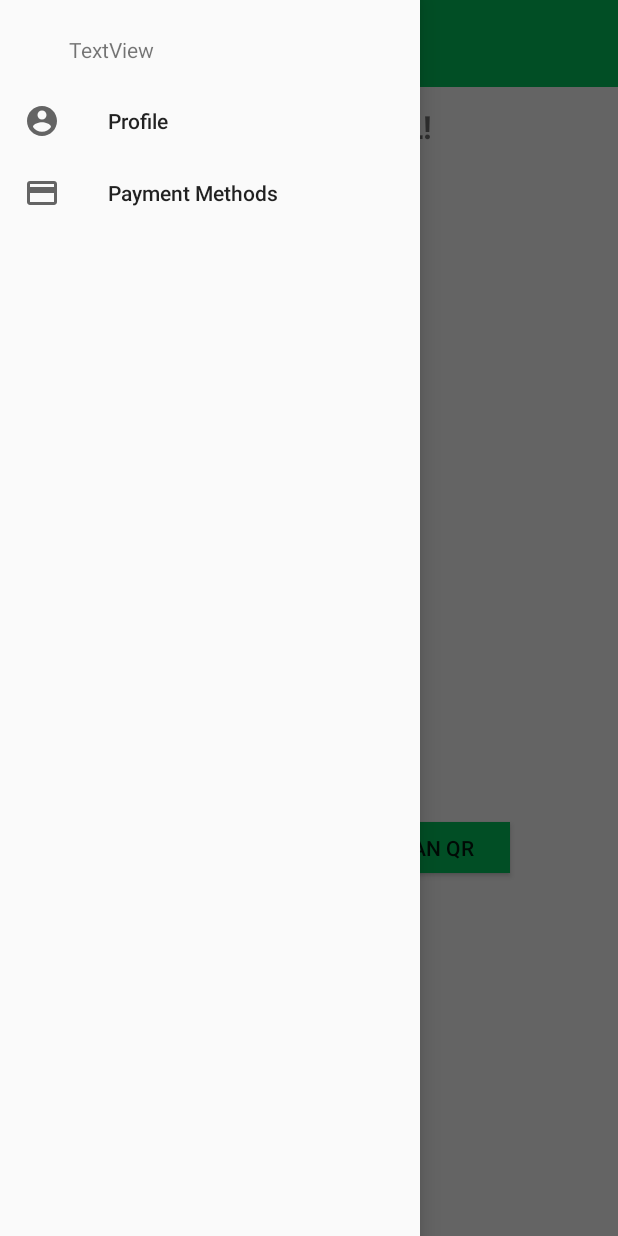
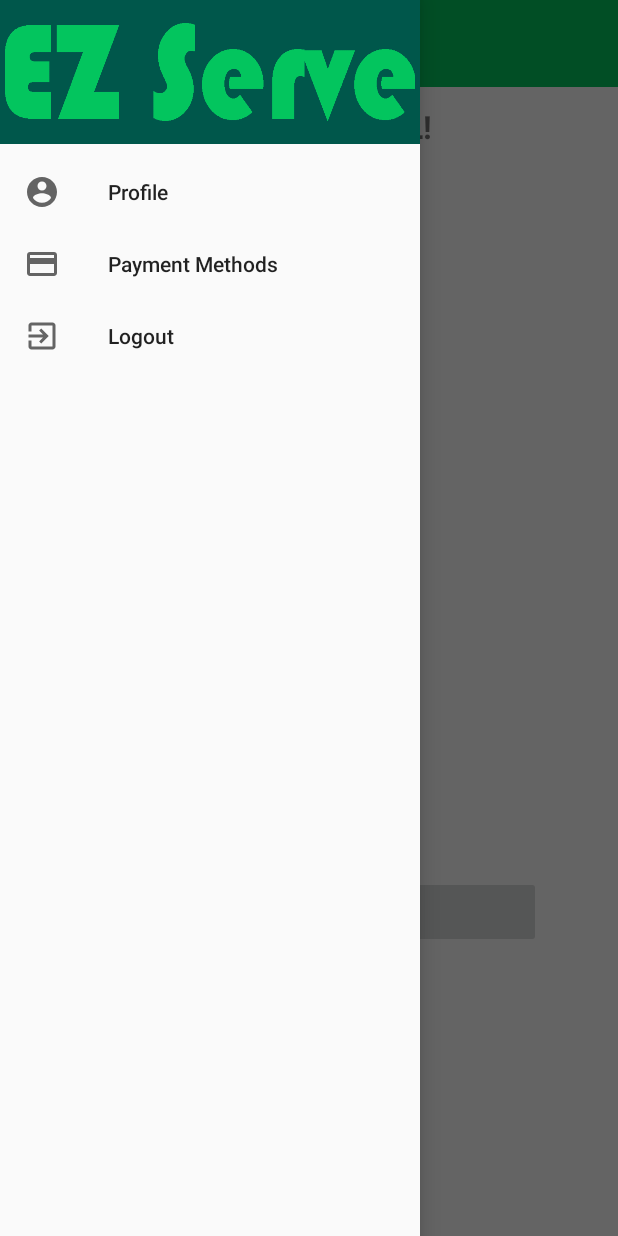
Before and after one commit to mbarbier9/EZServe, an Android app: the screen it shows after launch once a user with an empty profile is signed in (CustomerMainActivity), with the side drawer open, on a phone screen of 412 x 824 dp. Run offline under Robolectric (Android 15) with nearby library versions, the phone set to English and light mode, and no system bars; our stand-ins replace Firebase (no records; nobody signed in at launch, a user with empty details on screens opened directly); libraries missing offline, so code that uses them is left out: com.google.zxing.integration, com.simplify.android.

Commit message:
Payment System

```diff
--- a/app/build.gradle
+++ b/app/build.gradle
@@ -39,6 +39,7 @@ dependencies {
     implementation 'com.simplify:simplify-android:3.0.0'
     implementation 'com.android.support:recyclerview-v7:28.0.0'
     implementation 'com.android.support:cardview-v7:28.0.0'
+    implementation 'com.android.volley:volley:1.1.1'
 
 }
 apply plugin: 'com.google.gms.google-services'
--- a/app/src/main/AndroidManifest.xml
+++ b/app/src/main/AndroidManifest.xml
@@ -9,6 +9,7 @@
     <uses-feature android:name="android.hardware.camera" />
 
     <application
+        android:usesCleartextTraffic="true"
         android:allowBackup="true"
         android:icon="@mipmap/ic_launcher"
         android:label="@string/app_name"
--- a/app/src/main/java/com/example/ezserve/BillHistory.java
+++ b/app/src/main/java/com/example/ezserve/BillHistory.java
@@ -1,14 +1,14 @@
 package com.example.ezserve;
 
 public class BillHistory {
-    private String date, restaurant, total;
+    private String date, restaurant;
+    private float total;
 
     public BillHistory() {
 
-
     }
 
-    public BillHistory(String date, String restaurant, String total) {
+    public BillHistory(String date, String restaurant, float total) {
         this.date = date;
         this.restaurant = restaurant;
         this.total = total;
@@ -31,11 +31,11 @@ public class BillHistory {
         this.restaurant = restaurant;
     }
 
-    public String getTotal() {
+    public float getTotal() {
         return total;
     }
 
-    public void setTotal(String total) {
+    public void setTotal(float total) {
         this.total = total;
     }
 }
--- a/app/src/main/java/com/example/ezserve/CustomerMainActivity.java
+++ b/app/src/main/java/com/example/ezserve/CustomerMainActivity.java
@@ -1,6 +1,9 @@
 package com.example.ezserve;
 
 import android.app.Activity;
+import android.app.AlertDialog;
+import android.app.ProgressDialog;
+import android.content.DialogInterface;
 import android.content.Intent;
 import android.provider.ContactsContract;
 import android.support.annotation.NonNull;
@@ -20,6 +23,7 @@ import android.widget.ArrayAdapter;
 import android.widget.BaseAdapter;
 import android.widget.Button;
 import android.widget.EditText;
+import android.widget.ImageButton;
 import android.widget.ListView;
 import android.widget.TextView;
 import android.widget.Toast;
@@ -45,7 +49,7 @@ import java.util.Map;
 public class CustomerMainActivity extends AppCompatActivity implements View.OnClickListener {
 
     private FirebaseAuth firebaseAuth;
-    private Button signOut, scanQR;
+    private ImageButton scanQR;
     private TextView welcomeText;
     DatabaseReference ref, billRef, tableRef;
     private FirebaseDatabase firebaseDatabase;
@@ -54,19 +58,15 @@ public class CustomerMainActivity extends AppCompatActivity implements View.OnCl
     private ArrayList<String> billList;
     private ArrayAdapter<String> adapterR;
     BillHistory billHistory;
-    Simplify simplify;
     private DrawerLayout drawerLayout;
+    private ProgressDialog progressDialog;
 
 
     @Override
     protected void onCreate(Bundle savedInstanceState) {
         super.onCreate(savedInstanceState);
         setContentView(R.layout.activity_customer_main);
-
-        //Payment System
-        simplify = new Simplify();
-        simplify.setApiKey("sbpb_ZWQ0M2Q4ZWMtMmJhOC00N2ZjLThjMGMtYjljYTJkMWM2NzFm");
-
+        progressDialog = new ProgressDialog(this);
         //DRAWER AND TOOLBAR
         drawerLayout = findViewById(R.id.drawer_layout);
 
@@ -83,7 +83,7 @@ public class CustomerMainActivity extends AppCompatActivity implements View.OnCl
                     @Override
                     public boolean onNavigationItemSelected(MenuItem menuItem) {
                         // set item as selected to persist highlight
-                        menuItem.setChecked(true);
+                        menuItem.setChecked(false);
                         // close drawer when item is tapped
                         drawerLayout.closeDrawers();
 
@@ -95,13 +95,14 @@ public class CustomerMainActivity extends AppCompatActivity implements View.OnCl
                             case R.id.nav_payment:
                                 startActivity(new Intent(CustomerMainActivity.this, payments.class));
                                 return true;
+                            case R.id.nav_logout:
+                                logout();
+                                return true;
                             default:
                                 return true;
                         }
                     }
                 });
-
-        //DRAWER AND TOOLBAR
 
         firebaseAuth = firebaseAuth.getInstance();
         userId = firebaseAuth.getCurrentUser().getUid();
@@ -110,7 +111,7 @@ public class CustomerMainActivity extends AppCompatActivity implements View.OnCl
         billRef = firebaseDatabase.getInstance().getReference("Users").child(userId).child("Bills");
 
         userCustomer = new userCustomer();
-        scanQR = (Button) findViewById(R.id.connectToTable);
+        scanQR = (ImageButton) findViewById(R.id.connectToTable);
         scanQR.setOnClickListener(this);
 
         //Get status of user and send to main activity if user is signed out
@@ -120,16 +121,13 @@ public class CustomerMainActivity extends AppCompatActivity implements View.OnCl
             startActivity(new Intent(this, MainActivity.class));
         }
 
-        signOut = (Button) findViewById(R.id.signOutCustomer);
-        signOut.setOnClickListener(this);
 
-        scanQR = (Button) findViewById(R.id.connectToTable);
+        scanQR = (ImageButton) findViewById(R.id.connectToTable);
         scanQR.setOnClickListener(this);
-
-
 
         welcomeTextView();
         billListView();
+
     }
 
     @Override
@@ -144,6 +142,8 @@ public class CustomerMainActivity extends AppCompatActivity implements View.OnCl
 
 
     public void welcomeTextView(){
+        progressDialog.setMessage("Loading...");
+        progressDialog.show();
         //Get First Name and welcome the user
         welcomeText = (TextView) findViewById(R.id.welcomeCustomer);
         ref.addValueEventListener(new ValueEventListener() {
@@ -157,7 +157,6 @@ public class CustomerMainActivity extends AppCompatActivity implements View.OnCl
 
             }
         });
-
     }
 
     public void billListView(){
@@ -177,6 +176,7 @@ public class CustomerMainActivity extends AppCompatActivity implements View.OnCl
                             billHistory.getDate() + "\nTotal: $" + billHistory.getTotal());
                 }
                 customerList.setAdapter(adapterR);
+                progressDialog.cancel();
             }
 
             @Override
@@ -213,6 +213,7 @@ public class CustomerMainActivity extends AppCompatActivity implements View.OnCl
             }
         });
     }
+
     @Override
     protected void onActivityResult(int requestCode, int resultCode, Intent data) {
         IntentResult result = IntentIntegrator.parseActivityResult(requestCode, resultCode, data);
@@ -233,13 +234,13 @@ public class CustomerMainActivity extends AppCompatActivity implements View.OnCl
         }
     }
 
+    @Override
+    public void onBackPressed() {
+        logout();
+    }
 
     @Override
     public void onClick(View view) {
-        if(view == signOut){
-            firebaseAuth.signOut();
-            finish();
-        }
         if(view == scanQR){
             final Activity activity = this;
             IntentIntegrator integrator = new IntentIntegrator(activity);
@@ -251,4 +252,27 @@ public class CustomerMainActivity extends AppCompatActivity implements View.OnCl
             integrator.initiateScan();
         }
     }
+
+    private void logout(){
+        DialogInterface.OnClickListener dialogClickListener = new DialogInterface.OnClickListener() {
+            @Override
+            public void onClick(DialogInterface dialog, int which) {
+                switch (which){
+                    case DialogInterface.BUTTON_POSITIVE:
+                        firebaseAuth.signOut();
+                        finish();
+                        break;
+
+                    case DialogInterface.BUTTON_NEGATIVE:
+                        //Do nothing
+                        break;
+                }
+            }
+        };
+
+        AlertDialog.Builder builder = new AlertDialog.Builder(this);
+        builder.setMessage("Are you sure you want to exit?")
+                .setPositiveButton("Yes", dialogClickListener)
+                .setNegativeButton("No", dialogClickListener).show();
+    }
 }
--- a/app/src/main/java/com/example/ezserve/payments.java
+++ b/app/src/main/java/com/example/ezserve/payments.java
@@ -96,7 +96,8 @@ public class payments extends AppCompatActivity implements AdapterView.OnItemSel
             public void onDataChange(@NonNull DataSnapshot dataSnapshot) {
                 String number = dataSnapshot.child(Integer.toString(position)).child("number").getValue(String.class);
                 String name = dataSnapshot.child(Integer.toString(position)).child("name").getValue(String.class);
-                String exp = dataSnapshot.child(Integer.toString(position)).child("exp").getValue(String.class);
+                String exp_month = dataSnapshot.child(Integer.toString(position)).child("exp_month").getValue(String.class);
+                String exp_year = dataSnapshot.child(Integer.toString(position)).child("exp_year").getValue(String.class);
                 String type = dataSnapshot.child(Integer.toString(position)).child("type").getValue(String.class);
 
                 if (type.equals("Visa")) {
@@ -109,7 +110,7 @@ public class payments extends AppCompatActivity implements AdapterView.OnItemSel
 
                 cardNumber.setText(number.replace(" ", "   "));
                 cardName.setText(name.toUpperCase());
-                cardExp.setText(exp);
+                cardExp.setText(exp_month + "/" + exp_year);
             }
 
             @Override
--- a/app/src/main/java/com/example/ezserve/userProfile.java
+++ b/app/src/main/java/com/example/ezserve/userProfile.java
@@ -2,8 +2,6 @@ package com.example.ezserve;
 
 import android.os.Bundle;
 import android.support.annotation.NonNull;
-import android.support.design.widget.FloatingActionButton;
-import android.support.design.widget.Snackbar;
 import android.support.v7.app.AppCompatActivity;
 import android.support.v7.widget.Toolbar;
 import android.view.View;
--- /dev/null
+++ b/app/src/main/res/drawable/ic_logout.xml
@@ -0,0 +1,9 @@
+<vector xmlns:android="http://schemas.android.com/apk/res/android"
+        android:width="24dp"
+        android:height="24dp"
+        android:viewportWidth="24.0"
+        android:viewportHeight="24.0">
+    <path
+        android:fillColor="#FF000000"
+        android:pathData="M10.09,15.59L11.5,17l5,-5 -5,-5 -1.41,1.41L12.67,11H3v2h9.67l-2.58,2.59zM19,3H5c-1.11,0 -2,0.9 -2,2v4h2V5h14v14H5v-4H3v4c0,1.1 0.89,2 2,2h14c1.1,0 2,-0.9 2,-2V5c0,-1.1 -0.9,-2 -2,-2z"/>
+</vector>
--- a/app/src/main/res/layout/activity_customer_main.xml
+++ b/app/src/main/res/layout/activity_customer_main.xml
@@ -7,7 +7,7 @@
     android:layout_height="match_parent"
     tools:context=".CustomerMainActivity">
 
-    <android.support.constraint.ConstraintLayout xmlns:android="http://schemas.android.com/apk/res/android"
+    <android.support.constraint.ConstraintLayout
         android:id="@+id/content_frame"
         android:layout_width="match_parent"
         android:layout_height="match_parent">
@@ -23,30 +23,6 @@
             app:layout_constraintStart_toStartOf="parent"
             app:layout_constraintTop_toTopOf="parent" />
 
-        <Button
-            android:id="@+id/signOutCustomer"
-            android:layout_width="107dp"
-            android:layout_height="34dp"
-            android:layout_marginTop="36dp"
-            android:layout_marginEnd="8dp"
-            android:background="#03c55e"
-            android:text="Sign Out"
-            app:layout_constraintEnd_toStartOf="@+id/connectToTable"
-            app:layout_constraintHorizontal_bias="0.555"
-            app:layout_constraintStart_toStartOf="parent"
-            app:layout_constraintTop_toBottomOf="@+id/customerMainList" />
-
-        <Button
-            android:id="@+id/connectToTable"
-            android:layout_width="107dp"
-            android:layout_height="34dp"
-            android:layout_marginTop="36dp"
-            android:layout_marginEnd="72dp"
-            android:background="#03c55e"
-            android:text="Scan QR"
-            app:layout_constraintEnd_toEndOf="parent"
-            app:layout_constraintTop_toBottomOf="@+id/customerMainList" />
-
         <TextView
             android:id="@+id/welcomeCustomer"
             android:layout_width="wrap_content"
@@ -54,7 +30,7 @@
             android:layout_marginStart="152dp"
             android:layout_marginTop="12dp"
             android:layout_marginEnd="152dp"
-            android:text="TextView"
+            android:text="WELCOME"
             android:textAllCaps="true"
             android:textSize="21sp"
             android:textStyle="bold"
@@ -84,6 +60,17 @@
             android:textStyle="bold"
             app:layout_constraintStart_toStartOf="parent"
             app:layout_constraintTop_toBottomOf="@+id/welcomeCustomer" />
+
+        <ImageButton
+            android:id="@+id/connectToTable"
+            android:layout_width="309dp"
+            android:layout_height="48dp"
+            android:layout_marginTop="72dp"
+            android:radius="20dp"
+            app:layout_constraintEnd_toEndOf="parent"
+            app:layout_constraintStart_toStartOf="parent"
+            app:layout_constraintTop_toBottomOf="@+id/customerMainList"
+            app:srcCompat="@android:drawable/ic_menu_camera" />
     </android.support.constraint.ConstraintLayout>
 
     <!-- Container for contents of drawer - use NavigationView to make configuration easier -->
--- a/app/src/main/res/layout/activity_pay_for_items.xml
+++ b/app/src/main/res/layout/activity_pay_for_items.xml
@@ -20,8 +20,8 @@
 
     <Spinner
         android:id="@+id/selectPayment"
-        android:layout_width="68dp"
-        android:layout_height="29dp"
+        android:layout_width="93dp"
+        android:layout_height="32dp"
         android:layout_marginStart="8dp"
         android:layout_marginTop="32dp"
         android:layout_marginEnd="8dp"
--- a/app/src/main/res/layout/nav_header.xml
+++ b/app/src/main/res/layout/nav_header.xml
@@ -1,18 +1,16 @@
 <?xml version="1.0" encoding="utf-8"?>
-<RelativeLayout xmlns:android="http://schemas.android.com/apk/res/android"
+<LinearLayout xmlns:android="http://schemas.android.com/apk/res/android"
+    android:orientation="vertical"
     android:layout_width="match_parent"
-    android:layout_height="match_parent">
+    android:layout_height="wrap_content"
+    android:gravity="center"
+    android:background="@color/colorPrimaryDark">
 
-    <TextView
-        android:id="@+id/itemsListUnit2"
-        android:layout_width="309dp"
-        android:layout_height="25dp"
-        android:layout_alignParentStart="true"
-        android:layout_alignParentLeft="true"
-        android:layout_alignParentTop="true"
-        android:layout_marginStart="46dp"
-        android:layout_marginLeft="46dp"
-        android:layout_marginTop="23dp"
-        android:text="TextView" />
+    <ImageView
+        android:layout_width="273dp"
+        android:layout_height="65dp"
+        android:layout_marginTop="15dp"
+        android:layout_marginBottom="15dp"
+        android:background="@drawable/ezservelogo" />
 
-</RelativeLayout>
+</LinearLayout>
--- a/app/src/main/res/menu/drawer_view.xml
+++ b/app/src/main/res/menu/drawer_view.xml
@@ -1,6 +1,6 @@
 <?xml version="1.0" encoding="utf-8"?>
 <menu xmlns:android="http://schemas.android.com/apk/res/android"
-    android:theme="@style/AppTheme">
+     android:theme="@style/AppTheme">
     <group android:checkableBehavior="single">
         <item
             android:id="@+id/nav_profile"
@@ -10,5 +10,10 @@
             android:id="@+id/nav_payment"
             android:icon="@drawable/ic_payment"
             android:title="Payment Methods" />
+        <item
+            android:id="@+id/nav_logout"
+            android:icon="@drawable/ic_logout"
+            android:title="Logout"
+            />
     </group>
 </menu>
```
Also changed, not shown: app/src/main/java/com/example/ezserve/PayForItems.java (+124 -31 lines), app/src/main/java/com/example/ezserve/TableMain.java (+7 -0 lines), app/src/main/java/com/example/ezserve/addCreditCard.java (+1 -14 lines), app/src/main/java/com/example/ezserve/signUp.java (+49 -8 lines).
